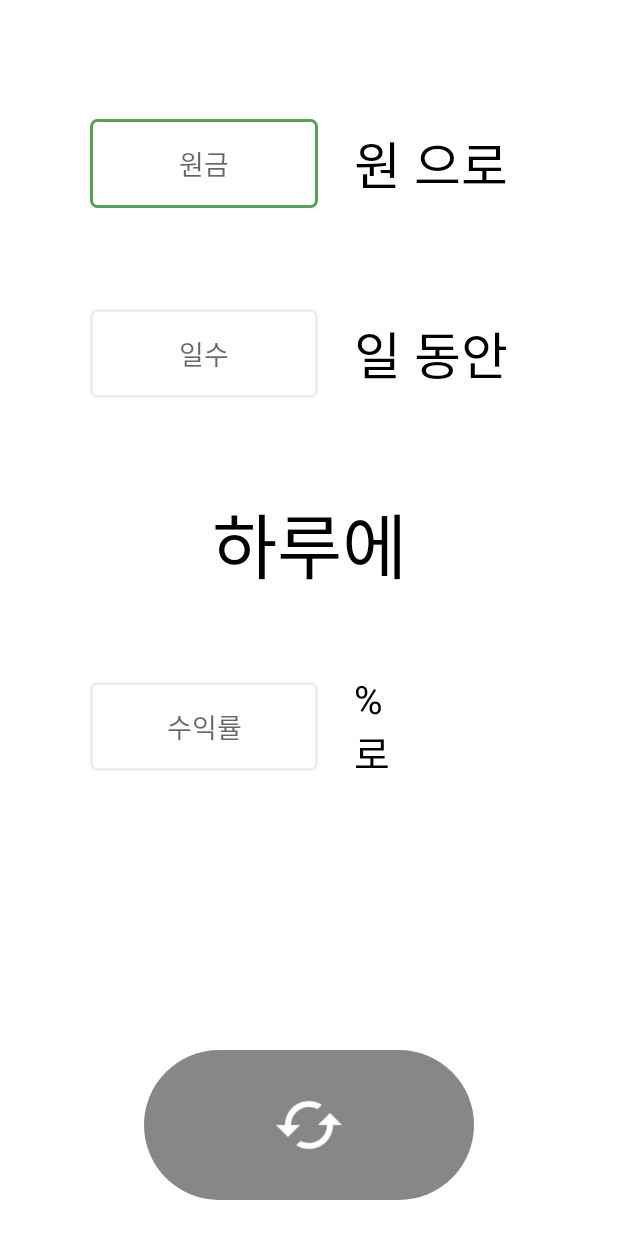
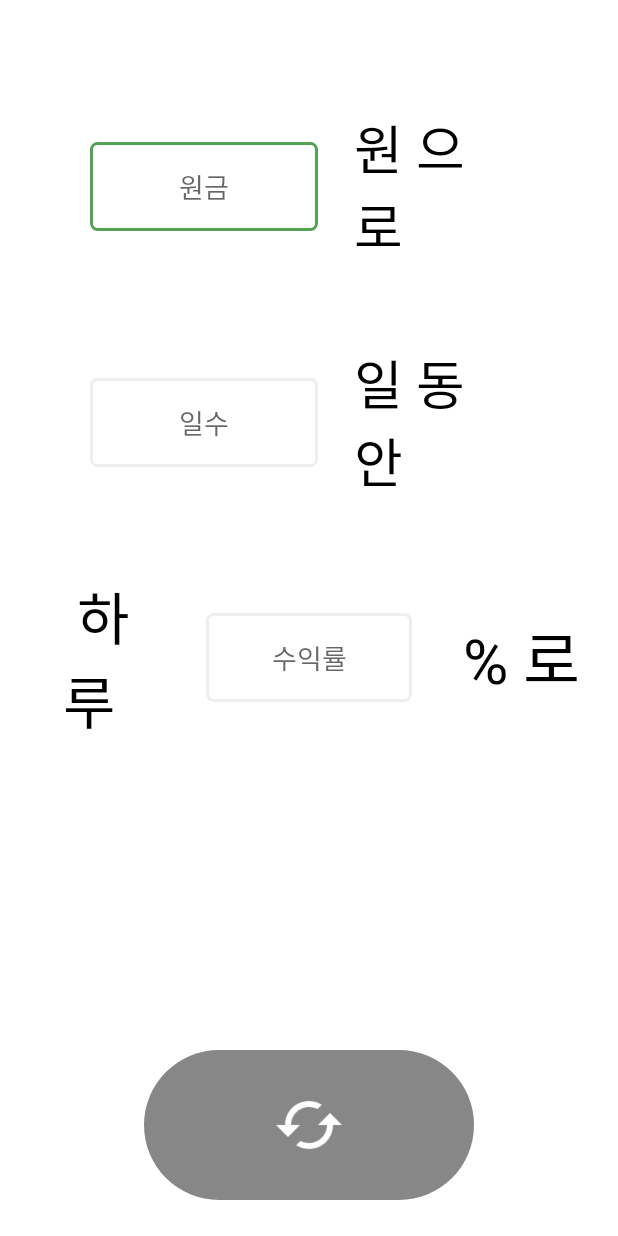
Before and after one commit to RacooLabs/FirstStockCalculator_kr, an Android app: the screen it shows after launch (MainActivity), on a phone screen of 412 x 824 dp. Run offline under Robolectric (Android 15) with nearby library versions, the phone set to English and light mode, and no system bars; our stand-ins replace AdMob.

Commit message:
Solved the problem that keyboard blocked editText box.

```diff
--- a/app/build.gradle
+++ b/app/build.gradle
@@ -6,8 +6,8 @@ android {
         applicationId "com.racoo.firststockcalculator"
         minSdkVersion 28
         targetSdkVersion 30
-        versionCode 13
-        versionName "2.0"
+        versionCode 14
+        versionName "2.1"
         testInstrumentationRunner "androidx.test.runner.AndroidJUnitRunner"
     }
     buildTypes {
--- a/app/src/main/java/com/racoo/firststockcalculator/MainActivity.java
+++ b/app/src/main/java/com/racoo/firststockcalculator/MainActivity.java
@@ -9,6 +9,7 @@ import android.text.TextUtils;
 import android.text.TextWatcher;
 import android.view.MotionEvent;
 import android.view.View;
+import android.view.WindowManager;
 import android.view.inputmethod.InputMethodManager;
 import android.widget.EditText;
 import android.widget.RelativeLayout;
@@ -60,6 +61,7 @@ public class MainActivity extends AppCompatActivity {
         super.onCreate(savedInstanceState);
 
 
+        getWindow().setSoftInputMode(WindowManager.LayoutParams.SOFT_INPUT_ADJUST_PAN);
 
 
         Intent intent = new Intent(this, LoadingActivity.class);
--- a/app/src/main/res/layout/activity_main_constraint.xml
+++ b/app/src/main/res/layout/activity_main_constraint.xml
@@ -94,7 +94,7 @@
         android:textSize="24sp"
         app:autoSizeTextType="uniform"
         android:textColor="@color/mainTextColor"
-        app:layout_constraintBottom_toTopOf="@+id/TextView_byonedays"
+        app:layout_constraintBottom_toTopOf="@+id/TextView_percent"
         app:layout_constraintHorizontal_chainStyle="packed"
         app:layout_constraintLeft_toRightOf="@id/EditText_number_days"
         app:layout_constraintRight_toRightOf="parent"
@@ -106,18 +106,19 @@
         android:layout_width="0dp"
         android:layout_height="0dp"
         android:gravity="center"
-        android:text="하루에"
-        android:padding="26dp"
+        android:text="하루\t\t"
+        android:padding="24dp"
         android:textSize="24sp"
         app:autoSizeTextType="uniform"
-        android:layout_marginBottom="0dp"
         android:textColor="@color/mainTextColor"
-        app:layout_constraintBottom_toTopOf="@+id/TextView_percent"
+
         app:layout_constraintHorizontal_chainStyle="packed"
+        app:layout_constraintTop_toBottomOf="@+id/TextView_while"
         app:layout_constraintLeft_toLeftOf="parent"
-        app:layout_constraintRight_toRightOf="parent"
-        app:layout_constraintTop_toBottomOf="@+id/TextView_while"
-        app:layout_constraintVertical_bias="0.0" />
+        app:layout_constraintRight_toLeftOf="@+id/EditText_rate_return"
+        app:layout_constraintBottom_toTopOf="@+id/TextView_result_money"
+
+        />
 
 
     <EditText
@@ -125,12 +126,10 @@
         android:id="@+id/EditText_rate_return"
         android:layout_width="0dp"
         android:layout_height="wrap_content"
-
-        android:layout_marginLeft="60dp"
         android:paddingVertical="16dp"
         app:layout_constraintBottom_toBottomOf="@+id/TextView_percent"
         app:layout_constraintHorizontal_chainStyle="packed"
-        app:layout_constraintLeft_toLeftOf="parent"
+        app:layout_constraintLeft_toRightOf="@id/TextView_byonedays"
         app:layout_constraintRight_toLeftOf="@id/TextView_percent"
         app:layout_constraintTop_toTopOf="@+id/TextView_percent"
 
@@ -145,25 +144,22 @@
         />
 
 
-
     <TextView
         android:id="@+id/TextView_percent"
         android:layout_width="0dp"
         android:layout_height="0dp"
-
-        android:layout_marginRight="48dp"
         android:layout_marginBottom="4dp"
         android:gravity="center_vertical|left"
+        android:text=" % 로"
         android:padding="24dp"
-        android:text="% 로\t\t\t\t\t"
+        android:textColor="@color/mainTextColor"
         android:textSize="20sp"
         app:autoSizeTextType="uniform"
-        android:textColor="@color/mainTextColor"
         app:layout_constraintBottom_toTopOf="@id/TextView_result_money"
         app:layout_constraintHorizontal_chainStyle="packed"
         app:layout_constraintLeft_toRightOf="@id/EditText_rate_return"
         app:layout_constraintRight_toRightOf="parent"
-        app:layout_constraintTop_toBottomOf="@id/TextView_byonedays" />
+        app:layout_constraintTop_toBottomOf="@id/TextView_while" />
 
     <TextView
         android:id="@+id/TextView_result_money"
@@ -171,7 +167,8 @@
         android:layout_height="0dp"
         android:layout_marginBottom="4dp"
         android:gravity="center"
-        android:padding="16dp"
+        android:paddingVertical="30dp"
+        android:layout_marginHorizontal="12dp"
         android:text="0"
         android:textColor="#000000"
         android:textSize="30sp"
--- a/build.gradle
+++ b/build.gradle
@@ -8,7 +8,7 @@ buildscript {
 
     }
     dependencies {
-        classpath 'com.android.tools.build:gradle:4.2.1'
+        classpath 'com.android.tools.build:gradle:4.2.2'
 
         // NOTE: Do not place your application dependencies here; they belong
         // in the individual module build.gradle files
```
